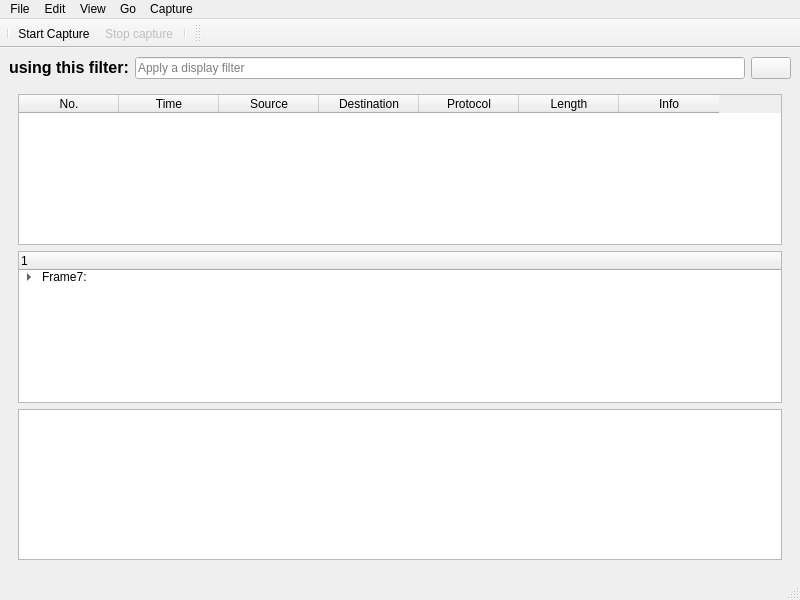
First picture: the form in NetworkAnalyzer.ui, repository amr-essam95/Packet-Analyzer, before the edit.
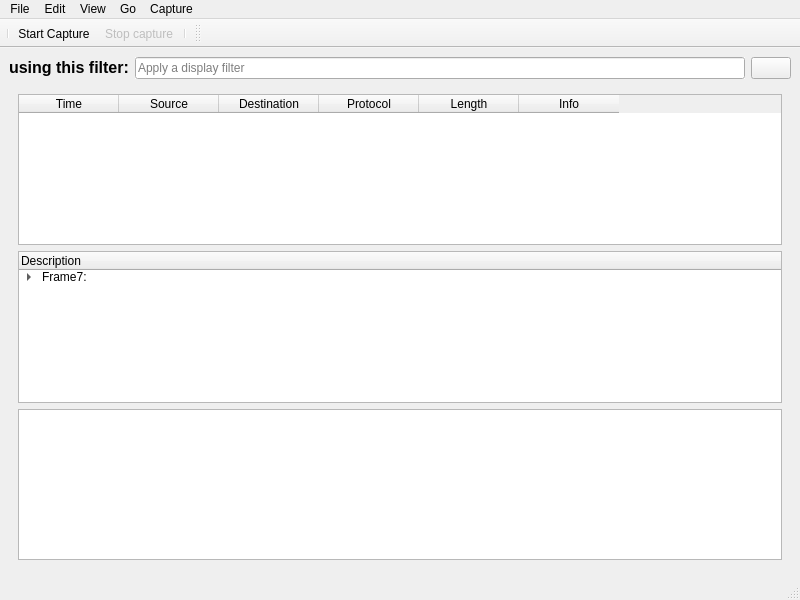
Second picture: the form after the edit. The open tabs and pages were chosen to show the change. Icons and pictures are not drawn.

The edit to the form file:
```diff
--- a/NetworkAnalyzer.ui
+++ b/NetworkAnalyzer.ui
@@ -190,7 +190,7 @@
          <widget class="QTreeWidget" name="treeWidget">
           <column>
            <property name="text">
-            <string/>
+            <string>Description</string>
            </property>
           </column>
           <item>
@@ -207,11 +207,6 @@
         </item>
         <item row="0" column="0">
          <widget class="QTableWidget" name="table">
-          <column>
-           <property name="text">
-            <string>No.</string>
-           </property>
-          </column>
           <column>
            <property name="text">
             <string>Time</string>
```
